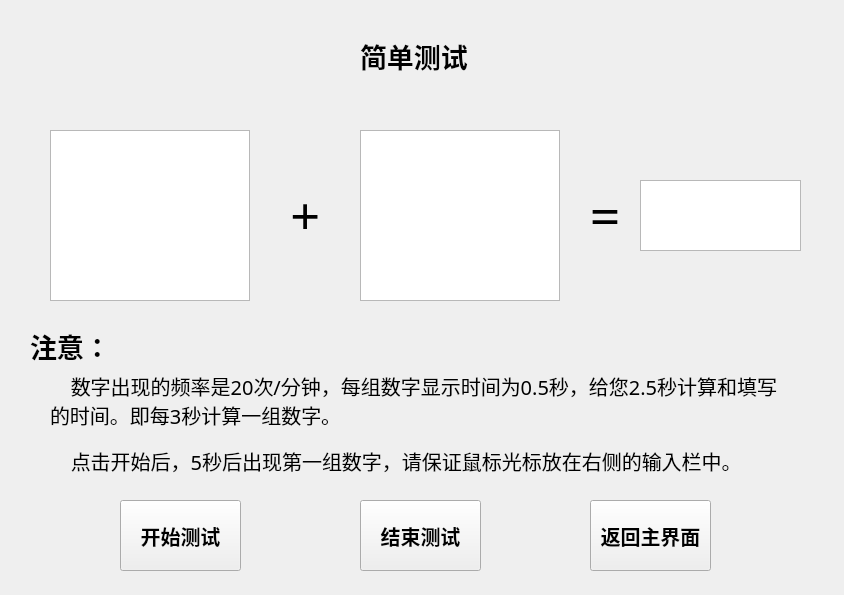
Old version of the form SimpleWin.ui in the repository Darker-zq/Memory_Test.
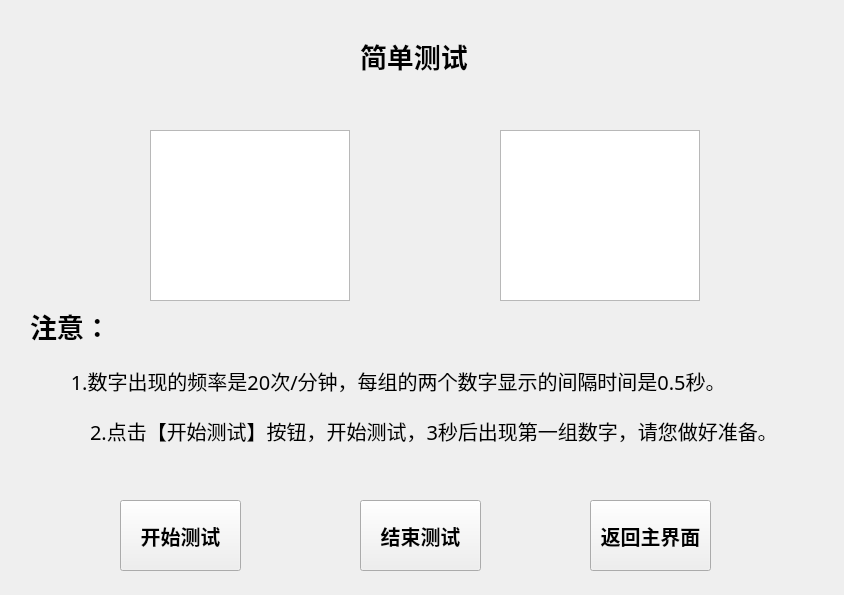
New version of the form.

```diff
--- a/SimpleWin.ui
+++ b/SimpleWin.ui
@@ -28,7 +28,7 @@
    <widget class="QTextBrowser" name="textBrowser_left">
     <property name="geometry">
      <rect>
-      <x>50</x>
+      <x>150</x>
       <y>130</y>
       <width>200</width>
       <height>171</height>
@@ -64,7 +64,7 @@
    <widget class="QTextBrowser" name="textBrowser_right">
     <property name="geometry">
      <rect>
-      <x>360</x>
+      <x>500</x>
       <y>130</y>
       <width>200</width>
       <height>171</height>
@@ -104,59 +104,11 @@
      <string>开始测试</string>
     </property>
    </widget>
-   <widget class="QLabel" name="lable_plus">
-    <property name="geometry">
-     <rect>
-      <x>290</x>
-      <y>190</y>
-      <width>31</width>
-      <height>51</height>
-     </rect>
-    </property>
-    <property name="font">
-     <font>
-      <family>Times New Roman</family>
-      <pointsize>40</pointsize>
-     </font>
-    </property>
-    <property name="text">
-     <string>+</string>
-    </property>
-   </widget>
-   <widget class="QLabel" name="label_equal">
-    <property name="geometry">
-     <rect>
-      <x>590</x>
-      <y>190</y>
-      <width>31</width>
-      <height>51</height>
-     </rect>
-    </property>
-    <property name="font">
-     <font>
-      <family>Times New Roman</family>
-      <pointsize>40</pointsize>
-     </font>
-    </property>
-    <property name="text">
-     <string>=</string>
-    </property>
-   </widget>
-   <widget class="QTextEdit" name="textEdit">
-    <property name="geometry">
-     <rect>
-      <x>640</x>
-      <y>180</y>
-      <width>161</width>
-      <height>71</height>
-     </rect>
-    </property>
-   </widget>
    <widget class="QLabel" name="label_tip1">
     <property name="geometry">
      <rect>
       <x>50</x>
-      <y>370</y>
+      <y>350</y>
       <width>731</width>
       <height>61</height>
      </rect>
@@ -178,7 +130,7 @@
      <enum>Qt::RightToLeft</enum>
     </property>
     <property name="text">
-     <string>    数字出现的频率是20次/分钟，每组数字显示时间为0.5秒，给您2.5秒计算和填写的时间。即每3秒计算一组数字。</string>
+     <string>    1.数字出现的频率是20次/分钟，每组的两个数字显示的间隔时间是0.5秒。</string>
     </property>
     <property name="textFormat">
      <enum>Qt::PlainText</enum>
@@ -191,7 +143,7 @@
     <property name="geometry">
      <rect>
       <x>30</x>
-      <y>320</y>
+      <y>300</y>
       <width>71</width>
       <height>51</height>
      </rect>
@@ -205,41 +157,6 @@
      <string>注意：</string>
     </property>
    </widget>
-   <widget class="QLabel" name="label_tip2">
-    <property name="geometry">
-     <rect>
-      <x>50</x>
-      <y>430</y>
-      <width>731</width>
-      <height>61</height>
-     </rect>
-    </property>
-    <property name="minimumSize">
-     <size>
-      <width>271</width>
-      <height>0</height>
-     </size>
-    </property>
-    <property name="font">
-     <font>
-      <pointsize>15</pointsize>
-      <weight>50</weight>
-      <bold>false</bold>
-     </font>
-    </property>
-    <property name="layoutDirection">
-     <enum>Qt::RightToLeft</enum>
-    </property>
-    <property name="text">
-     <string>    点击开始后，5秒后出现第一组数字，请保证鼠标光标放在右侧的输入栏中。</string>
-    </property>
-    <property name="textFormat">
-     <enum>Qt::PlainText</enum>
-    </property>
-    <property name="wordWrap">
-     <bool>true</bool>
-    </property>
-   </widget>
    <widget class="QPushButton" name="pbt_back1">
     <property name="geometry">
      <rect>
@@ -276,6 +193,41 @@
      <string>结束测试</string>
     </property>
    </widget>
+   <widget class="QLabel" name="label_tip1_2">
+    <property name="geometry">
+     <rect>
+      <x>90</x>
+      <y>400</y>
+      <width>731</width>
+      <height>61</height>
+     </rect>
+    </property>
+    <property name="minimumSize">
+     <size>
+      <width>271</width>
+      <height>0</height>
+     </size>
+    </property>
+    <property name="font">
+     <font>
+      <pointsize>15</pointsize>
+      <weight>50</weight>
+      <bold>false</bold>
+     </font>
+    </property>
+    <property name="layoutDirection">
+     <enum>Qt::RightToLeft</enum>
+    </property>
+    <property name="text">
+     <string>2.点击【开始测试】按钮，开始测试，3秒后出现第一组数字，请您做好准备。</string>
+    </property>
+    <property name="textFormat">
+     <enum>Qt::PlainText</enum>
+    </property>
+    <property name="wordWrap">
+     <bool>true</bool>
+    </property>
+   </widget>
   </widget>
  </widget>
  <resources/>
```
